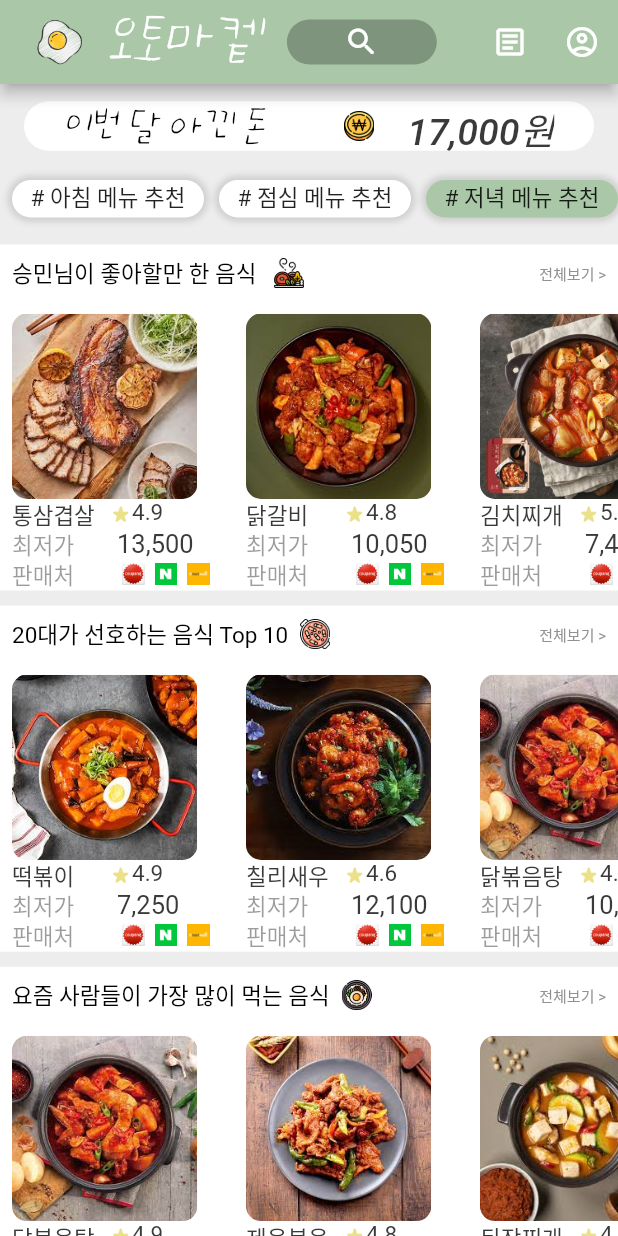
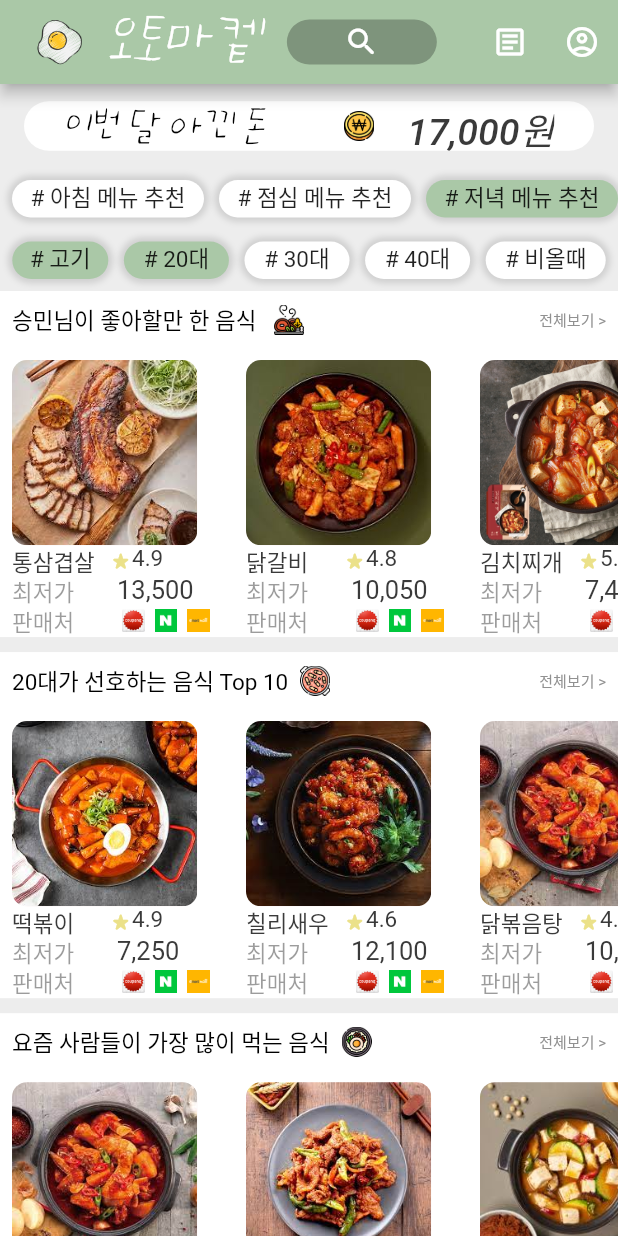
Before and after one commit to SoulTree-Lovers/AutoMarket, a Flutter app: the screen it shows after launch, on a phone screen of 412 x 824 dp. Run offline on Flutter 3.47's test engine with Material 2 defaults, Android fonts, the phone set to English and light mode, and no system bars; Roboto replaces fonts that are missing (KCC).

Commit message:
카테고리 버튼 추가

```diff
--- a/lib/screens/home_page.dart
+++ b/lib/screens/home_page.dart
@@ -185,8 +185,47 @@ class _HomePageState extends State<HomePage> {
                       ],
                     ),
                   ),
-                  const SizedBox(
-                    height: 10,
+                  Padding(
+                    padding: const EdgeInsets.all(8.0),
+                    child: Row(
+                      mainAxisAlignment: MainAxisAlignment.spaceEvenly,
+                      children: [
+                        DefaultButton(
+                          text: "# 고기",
+                          buttonColor: const Color(0xFFAAC8A7),
+                          buttonWidth: 64,
+                        ),
+                        const SizedBox(
+                          width: 10,
+                        ),
+                        DefaultButton(
+                          text: "# 20대",
+                          buttonColor: const Color(0xFFAAC8A7),
+                          buttonWidth: 70,
+                        ),
+                        const SizedBox(
+                          width: 10,
+                        ),
+                        DefaultButton(
+                          text: "# 30대",
+                          buttonWidth: 70,
+                        ),
+                        const SizedBox(
+                          width: 10,
+                        ),
+                        DefaultButton(
+                          text: "# 40대",
+                          buttonWidth: 70,
+                        ),
+                        const SizedBox(
+                          width: 10,
+                        ),
+                        DefaultButton(
+                          text: "# 비올때",
+                          buttonWidth: 80,
+                        ),
+                      ],
+                    ),
                   ),
                   Container(
                     height: screenHeight * 0.28,
--- a/lib/widgets/defalut_button.dart
+++ b/lib/widgets/defalut_button.dart
@@ -5,11 +5,13 @@ class DefaultButton extends StatelessWidget {
     super.key,
     required this.text,
     this.buttonColor = Colors.white,
+    this.buttonWidth = 128,
+    this.buttonHeight = 25,
   });
 
   final String text;
-  final double buttonWidth = 128;
-  final double buttonHeight = 25;
+  double buttonWidth = 128;
+  double buttonHeight = 25;
   Color buttonColor;
 
   @override
```
